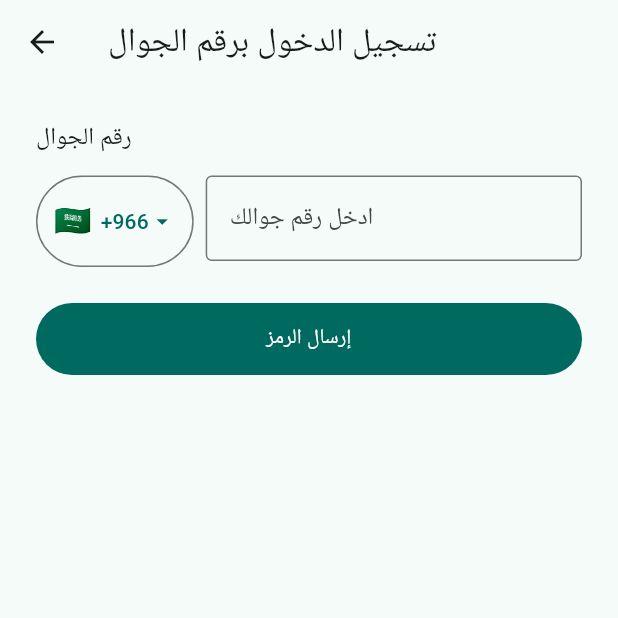
After one commit to Ali05008/BAJREN, a Flutter app: the screen it shows after launch, after a tap on "تسجيل الدخول برقم الجوال", on a phone screen of 412 x 824 dp, the top half of it. The commit adds this screen. Run offline on Flutter 3.47's test engine with Material 3 defaults, Android fonts, the phone set to English and light mode, and no system bars; our stand-ins replace cloud_functions, equatable, firebase_auth, firebase_core, firebase_database, flutter_riverpod and 2 more; missing offline and left inert: flutter_webrtc; accounts and stored records are empty.

Commit message:
Add phone OTP sign-in with Arab-countries picker

```diff
--- /dev/null
+++ b/lib/features/auth/domain/entities/country.dart
@@ -0,0 +1,69 @@
+/// A country entry for the phone number country picker.
+///
+/// This is deliberately a plain data class with a flat list, not a
+/// package dependency, so more countries can be appended later with zero
+/// structural change — just add another [Country] to [kArabCountries] (or
+/// a future combined list).
+class Country {
+  final String nameAr;
+  final String isoCode; // ISO 3166-1 alpha-2
+  final String dialCode; // includes leading '+'
+  final String flagEmoji;
+
+  const Country({
+    required this.nameAr,
+    required this.isoCode,
+    required this.dialCode,
+    required this.flagEmoji,
+  });
+}
+
+/// Arab countries, Saudi Arabia first (the default selection).
+/// Non-Arab countries can be appended to a combined list later without
+/// touching this one.
+const List<Country> kArabCountries = [
+  Country(nameAr: 'السعودية', isoCode: 'SA', dialCode: '+966', flagEmoji: '🇸🇦'),
+  Country(nameAr: 'الإمارات', isoCode: 'AE', dialCode: '+971', flagEmoji: '🇦🇪'),
+  Country(nameAr: 'الكويت', isoCode: 'KW', dialCode: '+965', flagEmoji: '🇰🇼'),
+  Country(nameAr: 'قطر', isoCode: 'QA', dialCode: '+974', flagEmoji: '🇶🇦'),
+  Country(nameAr: 'البحرين', isoCode: 'BH', dialCode: '+973', flagEmoji: '🇧🇭'),
+  Country(nameAr: 'عُمان', isoCode: 'OM', dialCode: '+968', flagEmoji: '🇴🇲'),
+  Country(nameAr: 'اليمن', isoCode: 'YE', dialCode: '+967', flagEmoji: '🇾🇪'),
+  Country(nameAr: 'العراق', isoCode: 'IQ', dialCode: '+964', flagEmoji: '🇮🇶'),
+  Country(nameAr: 'الأردن', isoCode: 'JO', dialCode: '+962', flagEmoji: '🇯🇴'),
+  Country(nameAr: 'لبنان', isoCode: 'LB', dialCode: '+961', flagEmoji: '🇱🇧'),
+  Country(nameAr: 'سوريا', isoCode: 'SY', dialCode: '+963', flagEmoji: '🇸🇾'),
+  Country(nameAr: 'فلسطين', isoCode: 'PS', dialCode: '+970', flagEmoji: '🇵🇸'),
+  Country(nameAr: 'مصر', isoCode: 'EG', dialCode: '+20', flagEmoji: '🇪🇬'),
+  Country(nameAr: 'السودان', isoCode: 'SD', dialCode: '+249', flagEmoji: '🇸🇩'),
+  Country(nameAr: 'ليبيا', isoCode: 'LY', dialCode: '+218', flagEmoji: '🇱🇾'),
+  Country(nameAr: 'تونس', isoCode: 'TN', dialCode: '+216', flagEmoji: '🇹🇳'),
+  Country(nameAr: 'الجزائر', isoCode: 'DZ', dialCode: '+213', flagEmoji: '🇩🇿'),
+  Country(nameAr: 'المغرب', isoCode: 'MA', dialCode: '+212', flagEmoji: '🇲🇦'),
+  Country(nameAr: 'موريتانيا', isoCode: 'MR', dialCode: '+222', flagEmoji: '🇲🇷'),
+  Country(nameAr: 'الصومال', isoCode: 'SO', dialCode: '+252', flagEmoji: '🇸🇴'),
+  Country(nameAr: 'جيبوتي', isoCode: 'DJ', dialCode: '+253', flagEmoji: '🇩🇯'),
+  Country(nameAr: 'جزر القمر', isoCode: 'KM', dialCode: '+269', flagEmoji: '🇰🇲'),
+];
+
+/// Strips non-digits and a single leading local trunk '0', then prefixes
+/// the country's dial code, producing an E.164-formatted number
+/// (e.g. Country(+966) + "0501234567" -> "+966501234567").
+String toE164(Country country, String localNumber) {
+  final digits = localNumber.replaceAll(RegExp(r'[^0-9]'), '');
+  final trimmed = digits.startsWith('0') ? digits.substring(1) : digits;
+  return '${country.dialCode}$trimmed';
+}
+
+/// Basic sanity check before sending an OTP: not empty, and the resulting
+/// E.164 number falls within the ITU-T E.164 length bounds (max 15 digits
+/// after the '+'). This is intentionally not exhaustive per-country
+/// validation (no external phone-number library per project constraints).
+bool isValidPhoneNumber(Country country, String localNumber) {
+  final digits = localNumber.replaceAll(RegExp(r'[^0-9]'), '');
+  final trimmed = digits.startsWith('0') ? digits.substring(1) : digits;
+  if (trimmed.isEmpty) return false;
+  final dialDigits = country.dialCode.replaceAll('+', '');
+  final totalDigits = dialDigits.length + trimmed.length;
+  return totalDigits >= 8 && totalDigits <= 15;
+}
--- /dev/null
+++ b/lib/features/auth/presentation/auth_strings.dart
@@ -0,0 +1,31 @@
+/// User-facing strings for the phone sign-in flow.
+///
+/// Deliberately NOT using intl/gen-l10n yet (out of scope for this stage
+/// per instructions), but every string a user can see lives here instead
+/// of being inlined in widgets — so wiring up real localization later is
+/// a mechanical move, not a rewrite.
+class AuthStrings {
+  AuthStrings._();
+
+  static const signInWithPhone = 'تسجيل الدخول برقم الجوال';
+  static const phoneNumberLabel = 'رقم الجوال';
+  static const phoneNumberHint = 'ادخل رقم جوالك';
+  static const selectCountry = 'اختر الدولة';
+  static const searchCountryHint = 'ابحث عن دولة';
+  static const sendCode = 'إرسال الرمز';
+  static const invalidPhoneNumber = 'رقم الجوال غير صحيح';
+
+  static const otpTitle = 'أدخل رمز التحقق';
+  static String otpSentTo(String phone) => 'تم إرسال رمز إلى $phone';
+  static const otpHint = 'رمز التحقق';
+  static const verify = 'تحقق';
+  static const resendCode = 'إعادة إرسال الرمز';
+  static String resendIn(int seconds) => 'إعادة الإرسال بعد $seconds ثانية';
+  static const editPhoneNumber = 'تعديل رقم الجوال';
+
+  static const errorInvalidOtp = 'رمز التحقق غير صحيح';
+  static const errorOtpExpired = 'انتهت صلاحية الرمز، اطلب رمزًا جديدًا';
+  static const errorTooManyRequests = 'محاولات كثيرة، حاول لاحقًا';
+  static const errorGeneric = 'حدث خطأ، حاول مرة أخرى';
+  static const errorNetwork = 'تحقق من اتصال الإنترنت وحاول مرة أخرى';
+}
--- a/lib/features/auth/presentation/screens/login_screen.dart
+++ b/lib/features/auth/presentation/screens/login_screen.dart
@@ -2,7 +2,9 @@ import 'package:flutter/material.dart';
 import 'package:flutter_riverpod/flutter_riverpod.dart';
 
 import '../../../../core/di/firebase_ready.dart';
+import '../auth_strings.dart';
 import '../providers/auth_providers.dart';
+import 'phone_login_screen.dart';
 
 class LoginScreen extends ConsumerStatefulWidget {
   const LoginScreen({super.key});
@@ -56,6 +58,23 @@ class _LoginScreenState extends ConsumerState<LoginScreen> {
               style: Theme.of(context).textTheme.bodyMedium,
             ),
             const SizedBox(height: 24),
+            FilledButton.icon(
+              onPressed: _busy
+                  ? null
+                  : () => Navigator.of(context).push(
+                        MaterialPageRoute(
+                          builder: (_) => const PhoneLoginScreen(),
+                        ),
+                      ),
+              icon: const Icon(Icons.phone_android),
+              label: const Text(AuthStrings.signInWithPhone),
+              style: FilledButton.styleFrom(
+                minimumSize: const Size.fromHeight(48),
+              ),
+            ),
+            const SizedBox(height: 16),
+            const Divider(),
+            const SizedBox(height: 8),
             TextField(
               controller: _email,
               decoration: const InputDecoration(
--- /dev/null
+++ b/lib/features/auth/presentation/screens/phone_login_screen.dart
@@ -0,0 +1,165 @@
+import 'package:flutter/material.dart';
+import 'package:flutter_riverpod/flutter_riverpod.dart';
+
+import '../../domain/entities/country.dart';
+import '../auth_strings.dart';
+import '../providers/auth_providers.dart';
+import '../widgets/country_picker_sheet.dart';
+import 'otp_verification_screen.dart';
+
+class PhoneLoginScreen extends ConsumerStatefulWidget {
+  const PhoneLoginScreen({super.key});
+
+  @override
+  ConsumerState<PhoneLoginScreen> createState() => _PhoneLoginScreenState();
+}
+
+class _PhoneLoginScreenState extends ConsumerState<PhoneLoginScreen> {
+  Country _country = kArabCountries.first;
+  final _phoneController = TextEditingController();
+  bool _busy = false;
+  String? _error;
+
+  @override
+  void dispose() {
+    _phoneController.dispose();
+    super.dispose();
+  }
+
+  Future<void> _pickCountry() async {
+    final picked = await showCountryPicker(context);
+    if (picked != null) {
+      setState(() => _country = picked);
+    }
+  }
+
+  Future<void> _sendCode() async {
+    if (!isValidPhoneNumber(_country, _phoneController.text)) {
+      setState(() => _error = AuthStrings.invalidPhoneNumber);
+      return;
+    }
+    setState(() {
+      _busy = true;
+      _error = null;
+    });
+
+    final e164 = toE164(_country, _phoneController.text);
+    try {
+      final result =
+          await ref.read(authRepositoryProvider).startPhoneVerification(e164);
+      if (!mounted) return;
+      setState(() => _busy = false);
+
+      if (result.isAutoVerified) {
+        // Sign-in already completed (Android instant verification).
+        // authStateProvider will pick this up and swap to the home
+        // screen automatically; just unwind any pushed routes.
+        Navigator.of(context).popUntil((route) => route.isFirst);
+        return;
+      }
+
+      final verificationId = result.verificationId;
+      if (verificationId == null) return;
+      if (!mounted) return;
+      Navigator.of(context).push(
+        MaterialPageRoute(
+          builder: (_) => OtpVerificationScreen(
+            phoneE164: e164,
+            verificationId: verificationId,
+            country: _country,
+          ),
+        ),
+      );
+    } catch (e) {
+      if (!mounted) return;
+      setState(() {
+        _busy = false;
+        _error = _friendlyError(e);
+      });
+    }
+  }
+
+  String _friendlyError(Object e) {
+    final msg = e.toString().toLowerCase();
+    if (msg.contains('invalid-phone-number')) {
+      return AuthStrings.invalidPhoneNumber;
+    }
+    if (msg.contains('too-many-requests') || msg.contains('quota-exceeded')) {
+      return AuthStrings.errorTooManyRequests;
+    }
+    if (msg.contains('network')) {
+      return AuthStrings.errorNetwork;
+    }
+    return AuthStrings.errorGeneric;
+  }
+
+  @override
+  Widget build(BuildContext context) {
+    return Scaffold(
+      appBar: AppBar(title: const Text(AuthStrings.signInWithPhone)),
+      body: Padding(
+        padding: const EdgeInsets.all(24),
+        child: Column(
+          crossAxisAlignment: CrossAxisAlignment.stretch,
+          children: [
+            Text(
+              AuthStrings.phoneNumberLabel,
+              style: Theme.of(context).textTheme.titleMedium,
+            ),
+            const SizedBox(height: 12),
+            Row(
+              crossAxisAlignment: CrossAxisAlignment.start,
+              children: [
+                OutlinedButton(
+                  onPressed: _busy ? null : _pickCountry,
+                  style: OutlinedButton.styleFrom(
+                    padding: const EdgeInsets.symmetric(horizontal: 12, vertical: 16),
+                  ),
+                  child: Row(
+                    mainAxisSize: MainAxisSize.min,
+                    children: [
+                      Text(_country.flagEmoji, style: const TextStyle(fontSize: 20)),
+                      const SizedBox(width: 6),
+                      Text(_country.dialCode),
+                      const Icon(Icons.arrow_drop_down),
+                    ],
+                  ),
+                ),
+                const SizedBox(width: 8),
+                Expanded(
+                  child: TextField(
+                    controller: _phoneController,
+                    enabled: !_busy,
+                    keyboardType: TextInputType.phone,
+                    decoration: InputDecoration(
+                      hintText: AuthStrings.phoneNumberHint,
+                      border: const OutlineInputBorder(),
+                    ),
+                  ),
+                ),
+              ],
+            ),
+            if (_error != null) ...[
+              const SizedBox(height: 12),
+              Text(_error!, style: const TextStyle(color: Colors.red)),
+            ],
+            const SizedBox(height: 24),
+            FilledButton(
+              onPressed: _busy ? null : _sendCode,
+              style: FilledButton.styleFrom(
+                minimumSize: const Size.fromHeight(48),
+              ),
+              child: _busy
+                  ? const SizedBox(
+                      width: 20,
+                      height: 20,
+                      child: CircularProgressIndicator(strokeWidth: 2, color: Colors.white),
+                    )
+                  : const Text(AuthStrings.sendCode),
+            ),
+          ],
+        ),
+      ),
+    );
+  }
+}
```
Also changed, not shown: lib/features/auth/data/demo_auth_repository.dart (+35 -1 lines), lib/features/auth/data/firebase_auth_repository.dart (+66 -0 lines), lib/features/auth/domain/auth_repository.dart (+12 -0 lines), lib/features/auth/domain/entities/phone_verification_result.dart (added, +18 -0 lines), lib/features/auth/presentation/screens/otp_verification_screen.dart (added, +205 -0 lines), lib/features/auth/presentation/widgets/country_picker_sheet.dart (added, +120 -0 lines), 4 other files.
